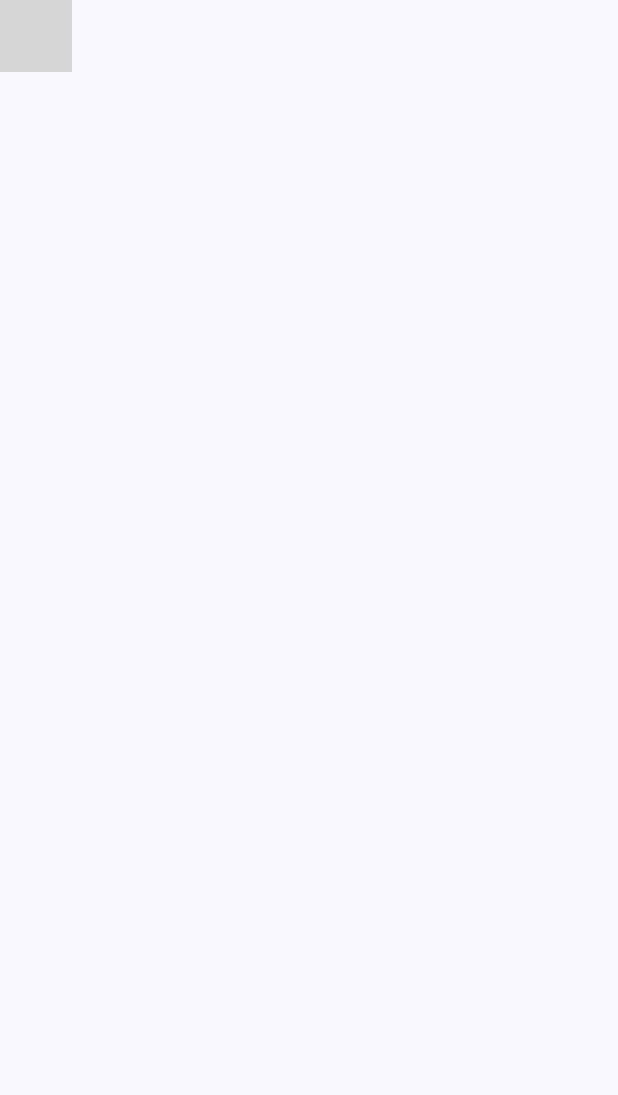
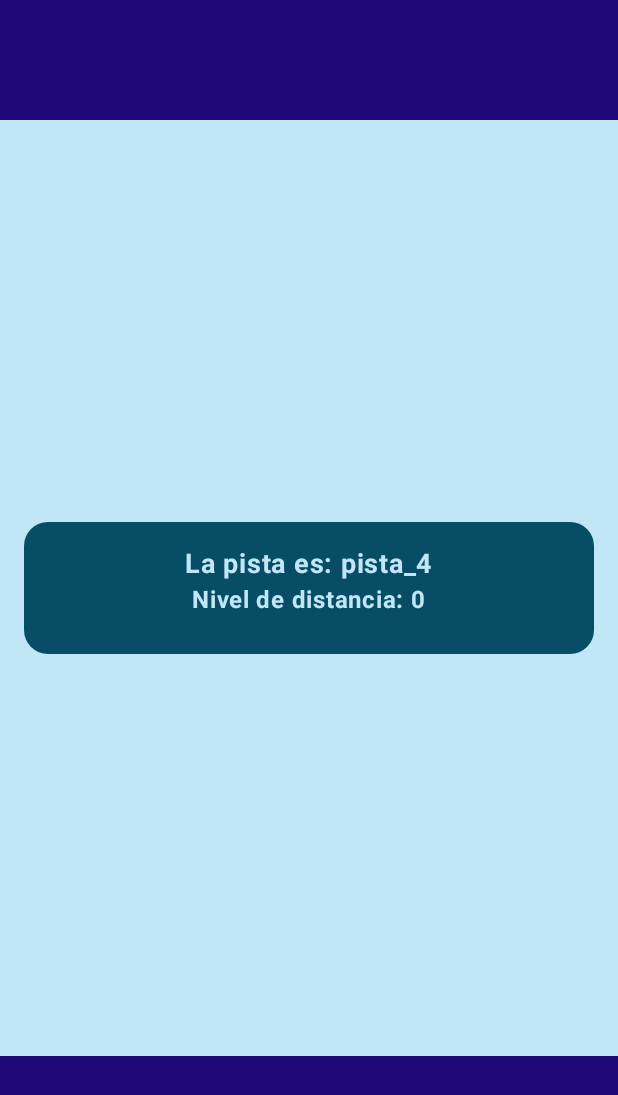
Before and after one commit to Arthur-Davidson/juego_android_ra_github, an Android app built with Jetpack Compose: the screen it shows after launch (MainActivity), on a phone screen of 412 x 824 dp. Shown: the top 1095 px of the screen. Run offline under Robolectric (Android 15) with nearby library versions, the phone set to English and light mode, and no system bars; our stand-ins replace Dagger/Hilt's generated code; libraries missing offline, so code that uses them is left out: androidx.hilt.lifecycle; grey boxes are pictures that could not be loaded.

Commit message:
[AGREGA] estilo a la aplicacion

```diff
--- a/juegoRa/app/src/main/java/mx/uacj/juegora/mainActivity.kt
+++ b/juegoRa/app/src/main/java/mx/uacj/juegora/mainActivity.kt
@@ -44,7 +44,7 @@ class MainActivity : ComponentActivity() {
     private lateinit var conexionParaObtenerUbicacion: FusedLocationProviderClient
     private lateinit var puenteParaRecibirActualizaciones : LocationCallback
 
-    private var ubicacionActual = Location("juegoRa")
+    private var ubicacionActual = mutableStateOf<Location>(Location("juegoRa"))
 
     override fun onCreate(savedInstanceState: Bundle?) {
         puenteParaRecibirActualizaciones = object: LocationCallback(){
@@ -104,7 +104,7 @@ class MainActivity : ComponentActivity() {
 
     fun actualizarUbicacion(ubicacion:Location){
         Log.wtf("UBICACION", "ubicacion actual ${ubicacion}")
-        ubicacionActual = ubicacion
+        ubicacionActual.value = ubicacion
     }
 
     @SuppressLint("MissingPermission")
--- a/juegoRa/app/src/main/java/mx/uacj/juegora/ui/pantallas/principal.kt
+++ b/juegoRa/app/src/main/java/mx/uacj/juegora/ui/pantallas/principal.kt
@@ -1,17 +1,20 @@
 package mx.uacj.juegora.ui.pantallas
 
 import android.location.Location
+import androidx.compose.foundation.background
 import androidx.compose.foundation.clickable
-import androidx.compose.foundation.layout.Column
-import androidx.compose.foundation.layout.Row
-import androidx.compose.foundation.layout.fillMaxWidth
+import androidx.compose.foundation.layout.*
+import androidx.compose.foundation.shape.RoundedCornerShape
+import androidx.compose.material3.Card
+import androidx.compose.material3.CardDefaults
 import androidx.compose.material3.Text
-import androidx.compose.runtime.Composable
-import androidx.compose.runtime.getValue
-import androidx.compose.runtime.mutableStateOf
-import androidx.compose.runtime.remember
-import androidx.compose.runtime.setValue
+import androidx.compose.runtime.*
+import androidx.compose.ui.Alignment
 import androidx.compose.ui.Modifier
+import androidx.compose.ui.graphics.Color
+import androidx.compose.ui.text.font.FontWeight
+import androidx.compose.ui.unit.dp
+import androidx.compose.ui.unit.sp
 import mx.uacj.juegora.modelos.Informacion
 import mx.uacj.juegora.modelos.InformacionInteractiva
 import mx.uacj.juegora.modelos.TiposDePistas
@@ -20,47 +23,117 @@ import mx.uacj.juegora.ui.organismos.InformacionInteractivaVista
 import mx.uacj.juegora.ui.organismos.InformacionVista
 
 @Composable
-fun Principal(ubicacion: Location?, modificador: Modifier = Modifier){
+fun Principal(ubicacion: Location?, modificador: Modifier = Modifier) {
 
     var mostrarPantallaGenerica by remember { mutableStateOf(true) }
     var mostrarPistaCercana by remember { mutableStateOf(false) }
 
-    Column(modificador) {
-        for(pista in RepositorioPruebas.pistas){
-            if(ubicacion == null){
-                break
+    Column(
+        modifier = modificador
+            .fillMaxSize()
+            .background(Color(0xFFC1E6F5)), // Fondo
+        horizontalAlignment = Alignment.CenterHorizontally,
+        verticalArrangement = Arrangement.SpaceBetween
+    ) {
+        // Barra superior
+        Box(
+            modifier = Modifier
+                .fillMaxWidth()
+                .height(80.dp)
+                .background(Color(0xFF200878))
+        )
+
+        // Contenido principal centrado
+        Column(
+            modifier = Modifier
+                .weight(1f)
+                .padding(16.dp),
+            horizontalAlignment = Alignment.CenterHorizontally,
+            verticalArrangement = Arrangement.Center
+        ) {
+            var pistaEncontrada = false
+
+            for (pista in RepositorioPruebas.pistas) {
+                if (ubicacion == null) break
+
+                val distanciaAPista = ubicacion.distanceTo(pista.ubicacion)
+
+                if (distanciaAPista < pista.distanciaMaxima) {
+                    mostrarPantallaGenerica = false
+                    pistaEncontrada = true
+                    val nivelDeDistancia =
+                        (distanciaAPista * 100) / (pista.distanciaMaxima - pista.distanciaMinima)
+
+                    Card(
+                        modifier = Modifier
+                            .fillMaxWidth()
+                            .padding(vertical = 8.dp),
+                        colors = CardDefaults.cardColors(containerColor = Color(0xFF074D66)),
+                        shape = RoundedCornerShape(16.dp)
+                    ) {
+                        Column(
+                            modifier = Modifier
+                                .fillMaxWidth()
+                                .padding(16.dp),
+                            horizontalAlignment = Alignment.CenterHorizontally
+                        ) {
+                            Text(
+                                text = "La pista es: ${pista.nombre}",
+                                color = Color(0xFFC1E6F5),
+                                fontWeight = FontWeight.Bold,
+                                fontSize = 18.sp
+                            )
+                            Text(
+                                text = "Nivel de distancia: ${nivelDeDistancia.toInt()}",
+                                color = Color(0xFFC1E6F5),
+                                fontWeight = FontWeight.Bold,
+                                fontSize = 16.sp
+                            )
+
+                            Spacer(modifier = Modifier.height(8.dp))
+
+                            when {
+                                nivelDeDistancia > 75 -> Text(
+                                    "Estás frío todavía",
+                                    color = Color(0xFFC1E6F5),
+                                    fontWeight = FontWeight.Bold,
+                                    fontSize = 16.sp
+                                )
+
+                                nivelDeDistancia > 50 -> Text(
+                                    "Te estás acercando",
+                                    color = Color(0xFFC1E6F5),
+                                    fontWeight = FontWeight.Bold,
+                                    fontSize = 16.sp
+                                )
+
+                                nivelDeDistancia > 25 -> Text(
+                                    "Muy cerca, sigue así",
+                                    color = Color(0xFFC1E6F5),
+                                    fontWeight = FontWeight.Bold,
+                                    fontSize = 16.sp
+                                )
+
+                                nivelDeDistancia < 20 && !mostrarPistaCercana -> {
+                                    Row(
+                                        modifier = Modifier
+                                            .fillMaxWidth()
+                                            .clickable { mostrarPistaCercana = true },
+                                        horizontalArrangement = Arrangement.Center
+                                    ) {
+                                        Text(
+                                            text = "Capturar pista cercana",
+                                            color = Color(0xFFC1E6F5),
+                                            fontWeight = FontWeight.Bold,
+                                            fontSize = 16.sp
+                                        )
                                     }
-
-            var distanciaAPista = ubicacion.distanceTo(pista.ubicacion)
-
-            if(distanciaAPista < pista.distanciaMaxima){
-                mostrarPantallaGenerica = false
-                var nivelDeDistancia = (distanciaAPista * 100) / (pista.distanciaMaxima - pista.distanciaMinima)
-
-                Text("La pista es: ${pista.nombre}")
-                Text("el nivel de la distancia a la pista es ${nivelDeDistancia}")
-
-                if(nivelDeDistancia > 75){
-                    Text("Estas frio todavia")
                                 }
-
-                else if (nivelDeDistancia > 50){
-                    Text("Te estas acercando")
                             }
-
-                else if(nivelDeDistancia > 25){
-                    Text("Muy cercas, sigue asi")
-                }
-
-                else if(nivelDeDistancia < 20 && !mostrarPistaCercana){
-                    Row(modifier = Modifier.fillMaxWidth().clickable {
-                        mostrarPistaCercana = true
-                    }){
-                        Text("Capturar pista cercana")
                         }
                     }
 
-                if(mostrarPistaCercana) {
+                    if (mostrarPistaCercana) {
                         when (pista.cuerpo.tipo) {
                             TiposDePistas.texto -> {
                                 InformacionVista(pista.cuerpo as Informacion)
@@ -70,26 +143,51 @@ fun Principal(ubicacion: Location?, modificador: Modifier = Modifier){
                                 InformacionInteractivaVista(pista.cuerpo as InformacionInteractiva)
                             }
 
-                        TiposDePistas.camara -> {
-                            TODO()
+                            TiposDePistas.camara -> TODO()
+                            TiposDePistas.agitarTelefono -> TODO()
                         }
-
-                        TiposDePistas.agitarTelefono -> {
-                            TODO()
                     }
                 }
             }
 
+            // 🎨 Pantalla genérica cuando no hay pistas
+            if (mostrarPantallaGenerica || !pistaEncontrada) {
+                Card(
+                    modifier = Modifier
+                        .fillMaxWidth()
+                        .padding(vertical = 8.dp),
+                    colors = CardDefaults.cardColors(containerColor = Color(0xFF074D66)),
+                    shape = RoundedCornerShape(16.dp)
+                ) {
+                    Column(
+                        modifier = Modifier
+                            .fillMaxWidth()
+                            .padding(18.dp),
+                        horizontalAlignment = Alignment.CenterHorizontally
+                    ) {
+                        Text(
+                            text = "No te encuentras cerca de alguna pista por el momento",
+                            color = Color(0xFFC1E6F5),
+                            fontWeight = FontWeight.Bold,
+                            fontSize = 16.sp
+                        )
+                        Text(
+                            text = "Por favor sigue explorando",
+                            color = Color(0xFFC1E6F5),
+                            fontWeight = FontWeight.Bold,
+                            fontSize = 16.sp
+                        )
+                    }
                 }
             }
         }
 
-    if(mostrarPantallaGenerica){
-        Column(modificador) {
-            Text("No te encuentras cercas de alguna pista por el momento ")
-            Text("Por favor sigue explorando  ")
+        // 🎨 Barra inferior
+        Box(
+            modifier = Modifier
+                .fillMaxWidth()
+                .height(120.dp)
+                .background(Color(0xFF200878))
+        )
     }
-
 }
-
-}
```
Lines whose indentation alone changed are shown as unchanged.
